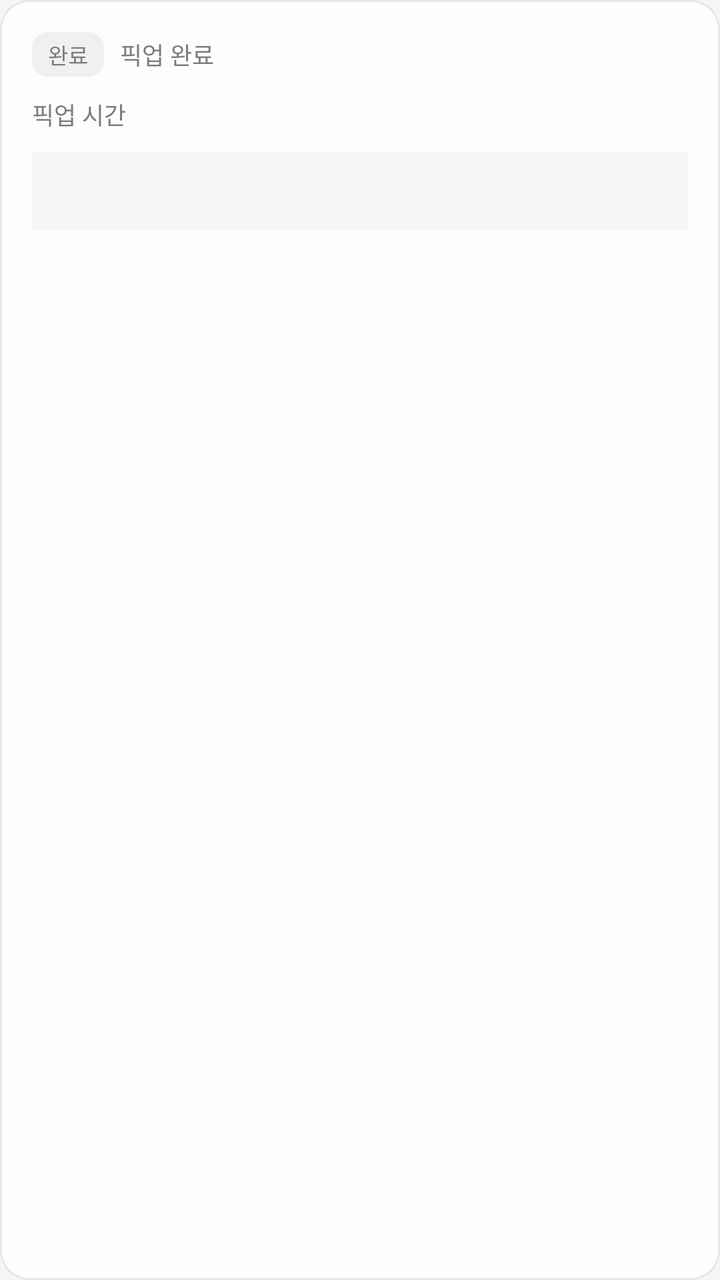
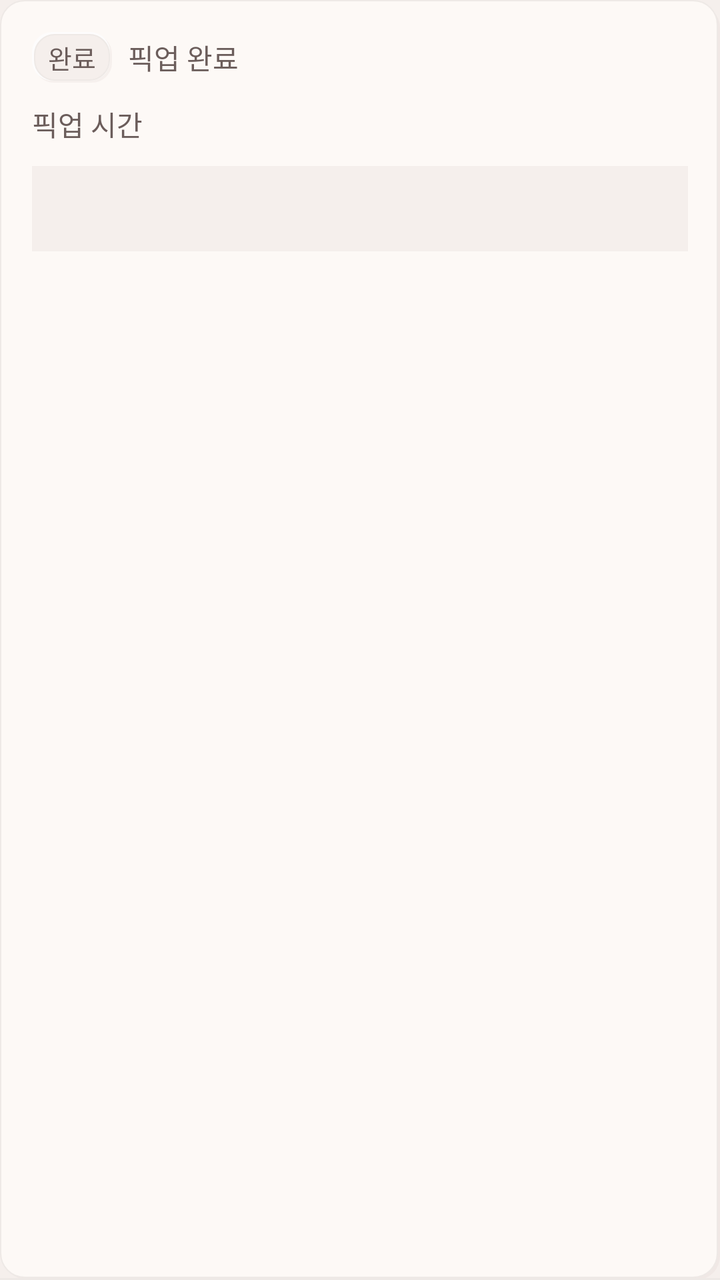

Screens rendered from an Android XML layout before and after an edit, with the pre-edit source and the edit as a unified diff.
<!-- AndroidManifest.xml: application theme Theme.Deuktemsiru_seller -->
<!-- res/layout/item_order_completed.xml -->
<?xml version="1.0" encoding="utf-8"?>

<LinearLayout
    xmlns:android="http://schemas.android.com/apk/res/android"
    android:layout_width="match_parent"
    android:layout_height="wrap_content"
    android:orientation="vertical"
    android:background="@drawable/bg_card_white"
    android:padding="16dp"
    android:layout_marginBottom="10dp"
    android:alpha="0.85">

    <LinearLayout
        android:layout_width="match_parent"
        android:layout_height="wrap_content"
        android:orientation="horizontal"
        android:gravity="center_vertical">

        <TextView
            android:layout_width="wrap_content"
            android:layout_height="wrap_content"
            android:text="완료"
            android:textSize="11sp"
            android:textColor="@color/text_sub"
            android:fontFamily="sans-serif-medium"
            android:background="@drawable/bg_rounded_muted"
            android:paddingStart="8dp"
            android:paddingEnd="8dp"
            android:paddingTop="3dp"
            android:paddingBottom="3dp" />

        <TextView
            android:layout_width="0dp"
            android:layout_height="wrap_content"
            android:layout_weight="1"
            android:text="픽업 완료"
            android:textSize="12sp"
            android:textColor="@color/text_sub"
            android:layout_marginStart="8dp" />

        <TextView
            android:id="@+id/tv_order_number"
            android:layout_width="wrap_content"
            android:layout_height="wrap_content"
            android:text=""
            android:textSize="12sp"
            android:textColor="@color/text_sub"
            android:fontFamily="monospace" />

    </LinearLayout>

    <LinearLayout
        android:layout_width="wrap_content"
        android:layout_height="wrap_content"
        android:orientation="horizontal"
        android:gravity="center_vertical"
        android:layout_marginTop="10dp">

        <TextView
            android:layout_width="wrap_content"
            android:layout_height="wrap_content"
            android:text="픽업 시간  "
            android:textSize="12sp"
            android:textColor="@color/text_sub" />

        <TextView
            android:id="@+id/tv_pickup_time"
            android:layout_width="wrap_content"
            android:layout_height="wrap_content"
            android:text=""
            android:textSize="13sp"
            android:textColor="@color/text"
            android:fontFamily="sans-serif-medium" />

    </LinearLayout>

    <LinearLayout
        android:layout_width="match_parent"
        android:layout_height="wrap_content"
        android:orientation="horizontal"
        android:gravity="center_vertical"
        android:background="@color/surface"
        android:padding="10dp"
        android:layout_marginTop="10dp">

        <TextView
            android:id="@+id/tv_menu_summary"
            android:layout_width="0dp"
            android:layout_height="wrap_content"
            android:layout_weight="1"
            android:text=""
            android:textSize="13sp"
            android:textColor="@color/text" />

        <TextView
            android:id="@+id/tv_total_amount"
            android:layout_width="wrap_content"
            android:layout_height="wrap_content"
            android:text=""
            android:textSize="14sp"
            android:textColor="@color/text"
            android:fontFamily="sans-serif-medium" />

    </LinearLayout>

</LinearLayout>
<!-- resources referenced by this layout -->
<resources>
  <color name="surface">#FFF4F5F7</color>
  <color name="text">#FF1A1A1A</color>
  <color name="text_sub">#FF666666</color>
  <!-- drawable bg_card_white (drawable) -->
  <?xml version="1.0" encoding="utf-8"?>
  
  <shape xmlns:android="http://schemas.android.com/apk/res/android"
      android:shape="rectangle">
      <solid android:color="#FFFFFF" />
      <stroke android:width="1dp" android:color="#E5E5E5" />
      <corners android:radius="14dp" />
  </shape>
  <!-- drawable bg_rounded_muted (drawable) -->
  <?xml version="1.0" encoding="utf-8"?>
  
  <shape xmlns:android="http://schemas.android.com/apk/res/android"
      android:shape="rectangle">
      <solid android:color="#F0F0F0" />
      <corners android:radius="8dp" />
  </shape>
  <style name="Theme.Deuktemsiru_seller" parent="Base.Theme.Deuktemsiru_seller" />
  <style name="Base.Theme.Deuktemsiru_seller" parent="Theme.Material3.Light.NoActionBar">
          <item name="colorPrimary">@color/primary</item>
          <item name="colorPrimaryVariant">@color/primary_dark</item>
          <item name="colorOnPrimary">@color/white</item>
          <item name="colorSurface">@color/surface</item>
          <item name="android:colorBackground">@color/surface</item>
          <item name="android:fontFamily">sans-serif</item>
          <item name="bottomNavigationStyle">@style/Widget.App.BottomNav</item>
      </style>
  <color name="primary">#FFC94B28</color>
  <color name="primary_dark">#FF8A2F19</color>
  <color name="white">#FFFFFFFF</color>
  <style name="Widget.App.BottomNav" parent="Widget.Material3.BottomNavigationView">
          <item name="itemIconTint">@color/bottom_nav_color</item>
          <item name="itemTextColor">@color/bottom_nav_color</item>
          <item name="itemActiveIndicatorStyle">@style/Widget.App.ActiveIndicator</item>
      </style>
  <style name="Widget.App.ActiveIndicator" parent="Widget.Material3.BottomNavigationView.ActiveIndicator">
          <item name="android:color">@color/primary_light</item>
      </style>
  <color name="primary_light">#FFFFE7DE</color>
</resources>

<!-- the commit's change to res/layout/item_order_completed.xml (unified diff, before → after) -->
@@ -5,9 +5,9 @@
     android:layout_width="match_parent"
     android:layout_height="wrap_content"
     android:orientation="vertical"
-    android:background="@drawable/bg_card_white"
+    android:background="@drawable/bg_list_item_bottom"
     android:padding="16dp"
-    android:layout_marginBottom="10dp"
+    android:layout_marginBottom="0dp"
     android:alpha="0.85">
 
     <LinearLayout
@@ -20,7 +20,7 @@
             android:layout_width="wrap_content"
             android:layout_height="wrap_content"
             android:text="완료"
-            android:textSize="11sp"
+            android:textSize="13sp"
             android:textColor="@color/text_sub"
             android:fontFamily="sans-serif-medium"
             android:background="@drawable/bg_rounded_muted"
@@ -34,7 +34,7 @@
             android:layout_height="wrap_content"
             android:layout_weight="1"
             android:text="픽업 완료"
-            android:textSize="12sp"
+            android:textSize="14sp"
             android:textColor="@color/text_sub"
             android:layout_marginStart="8dp" />
 
@@ -43,7 +43,7 @@
             android:layout_width="wrap_content"
             android:layout_height="wrap_content"
             android:text=""
-            android:textSize="12sp"
+            android:textSize="14sp"
             android:textColor="@color/text_sub"
             android:fontFamily="monospace" />
 
@@ -60,7 +60,7 @@
             android:layout_width="wrap_content"
             android:layout_height="wrap_content"
             android:text="픽업 시간  "
-            android:textSize="12sp"
+            android:textSize="14sp"
             android:textColor="@color/text_sub" />
 
         <TextView
@@ -68,7 +68,7 @@
             android:layout_width="wrap_content"
             android:layout_height="wrap_content"
             android:text=""
-            android:textSize="13sp"
+            android:textSize="16sp"
             android:textColor="@color/text"
             android:fontFamily="sans-serif-medium" />
 
@@ -89,7 +89,7 @@
             android:layout_height="wrap_content"
             android:layout_weight="1"
             android:text=""
-            android:textSize="13sp"
+            android:textSize="16sp"
             android:textColor="@color/text" />
 
         <TextView
@@ -97,7 +97,7 @@
             android:layout_width="wrap_content"
             android:layout_height="wrap_content"
             android:text=""
-            android:textSize="14sp"
+            android:textSize="17sp"
             android:textColor="@color/text"
             android:fontFamily="sans-serif-medium" />
 
<!-- resource entries referenced after the edit -->
@@ -1,26 +1,59 @@
 <!-- resources referenced by this layout -->
 <resources>
-  <color name="surface">#FFF4F5F7</color>
-  <color name="text">#FF1A1A1A</color>
-  <color name="text_sub">#FF666666</color>
-  <!-- drawable bg_card_white (drawable) -->
+  <color name="surface">#FFF5EFEC</color>
+  <color name="text">#FF1A1110</color>
+  <color name="text_sub">#FF534341</color>
+  <!-- drawable bg_list_item_bottom (drawable) -->
   <?xml version="1.0" encoding="utf-8"?>
-  
-  <shape xmlns:android="http://schemas.android.com/apk/res/android"
-      android:shape="rectangle">
-      <solid android:color="#FFFFFF" />
-      <stroke android:width="1dp" android:color="#E5E5E5" />
-      <corners android:radius="14dp" />
-  </shape>
+  <layer-list xmlns:android="http://schemas.android.com/apk/res/android">
+      <item android:left="2dp" android:top="2dp">
+          <shape android:shape="rectangle">
+              <solid android:color="@color/neu_shadow" />
+              <corners android:radius="12dp" />
+          </shape>
+      </item>
+      <item android:right="1dp" android:bottom="1dp">
+          <shape android:shape="rectangle">
+              <solid android:color="@color/surface_alt" />
+              <stroke android:width="0.5dp" android:color="@color/border_light" />
+              <corners android:radius="12dp" />
+          </shape>
+      </item>
+      <item android:gravity="bottom">
+          <shape android:shape="rectangle">
+              <size android:height="1dp" />
+              <solid android:color="@color/border_light" />
+          </shape>
+      </item>
+  </layer-list>
   <!-- drawable bg_rounded_muted (drawable) -->
   <?xml version="1.0" encoding="utf-8"?>
-  
-  <shape xmlns:android="http://schemas.android.com/apk/res/android"
-      android:shape="rectangle">
-      <solid android:color="#F0F0F0" />
-      <corners android:radius="8dp" />
-  </shape>
+  <layer-list xmlns:android="http://schemas.android.com/apk/res/android">
+      <item android:left="1dp" android:top="1dp">
+          <shape android:shape="rectangle">
+              <solid android:color="@color/neu_shadow" />
+              <corners android:radius="10dp" />
+          </shape>
+      </item>
+      <item android:right="1dp" android:bottom="1dp">
+          <shape android:shape="rectangle">
+              <solid android:color="@color/neu_highlight" />
+              <corners android:radius="10dp" />
+          </shape>
+      </item>
+      <item android:left="1dp" android:top="1dp" android:right="1dp" android:bottom="1dp">
+          <shape android:shape="rectangle">
+              <solid android:color="@color/surface" />
+              <stroke android:width="0.5dp" android:color="@color/border_light" />
+              <corners android:radius="10dp" />
+          </shape>
+      </item>
+  </layer-list>
   <style name="Theme.Deuktemsiru_seller" parent="Base.Theme.Deuktemsiru_seller" />
+  <color name="neu_shadow">#24C7B3AD</color>
+  <color name="surface_alt">#FFFFFBF8</color>
+  <color name="border_light">#FFEDE8E5</color>
+  <color name="neu_highlight">#FFFFFFFF</color>
   <style name="Base.Theme.Deuktemsiru_seller" parent="Theme.Material3.Light.NoActionBar">
           <item name="colorPrimary">@color/primary</item>
           <item name="colorPrimaryVariant">@color/primary_dark</item>
@@ -28,10 +61,13 @@
           <item name="colorSurface">@color/surface</item>
           <item name="android:colorBackground">@color/surface</item>
           <item name="android:fontFamily">sans-serif</item>
+          <item name="android:navigationBarColor">@color/surface_alt</item>
+          <item name="android:statusBarColor" tools:targetApi="l">@color/surface_alt</item>
+          <item name="android:windowLightStatusBar" tools:targetApi="m">true</item>
           <item name="bottomNavigationStyle">@style/Widget.App.BottomNav</item>
       </style>
-  <color name="primary">#FFC94B28</color>
-  <color name="primary_dark">#FF8A2F19</color>
+  <color name="primary">#0B7A6E</color>
+  <color name="primary_dark">#065950</color>
   <color name="white">#FFFFFFFF</color>
   <style name="Widget.App.BottomNav" parent="Widget.Material3.BottomNavigationView">
           <item name="itemIconTint">@color/bottom_nav_color</item>
@@ -41,6 +77,6 @@
   <style name="Widget.App.ActiveIndicator" parent="Widget.Material3.BottomNavigationView.ActiveIndicator">
           <item name="android:color">@color/primary_light</item>
       </style>
-  <color name="primary_light">#FFFFE7DE</color>
+  <color name="primary_light">#C8EDEA</color>
 </resources>
 
